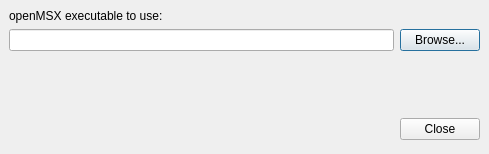
The window that config.ui (openMSX/catapult) describes before a commit, drawn with Qt 5.
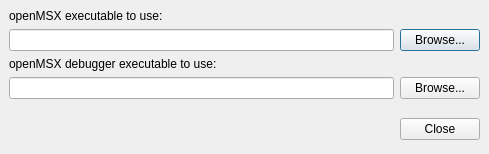
The same window after the commit. Icons and pictures are not drawn.

Commit message: Creating an extension place holder and a not working 'start debugger' push button.

The edit to the form file:
```diff
--- a/config.ui
+++ b/config.ui
@@ -63,6 +63,33 @@
        </item>
       </layout>
      </item>
+     <item>
+      <widget class="QLabel" name="label_2" >
+       <property name="text" >
+        <string>openMSX debugger executable to use:</string>
+       </property>
+      </widget>
+     </item>
+     <item>
+      <layout class="QHBoxLayout" >
+       <property name="margin" >
+        <number>0</number>
+       </property>
+       <property name="spacing" >
+        <number>6</number>
+       </property>
+       <item>
+        <widget class="QLineEdit" name="DebugExecEdit" />
+       </item>
+       <item>
+        <widget class="QPushButton" name="BrowseDebugExecutableButton" >
+         <property name="text" >
+          <string>Browse...</string>
+         </property>
+        </widget>
+       </item>
+      </layout>
+     </item>
      <item>
       <spacer>
        <property name="orientation" >
```
Left out of the diff: 8 changed lines with no effect on the pictures. The commit also changes 6 other files.
